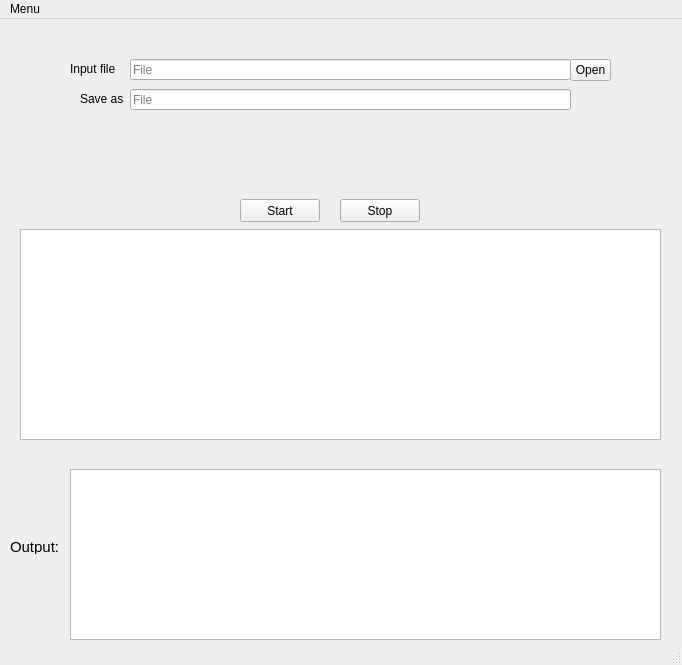
This is rvsearch/rvsearch_gui.ui in Sadiqush/RVSearch as Qt 5 draws it before an edit. The edited form follows.
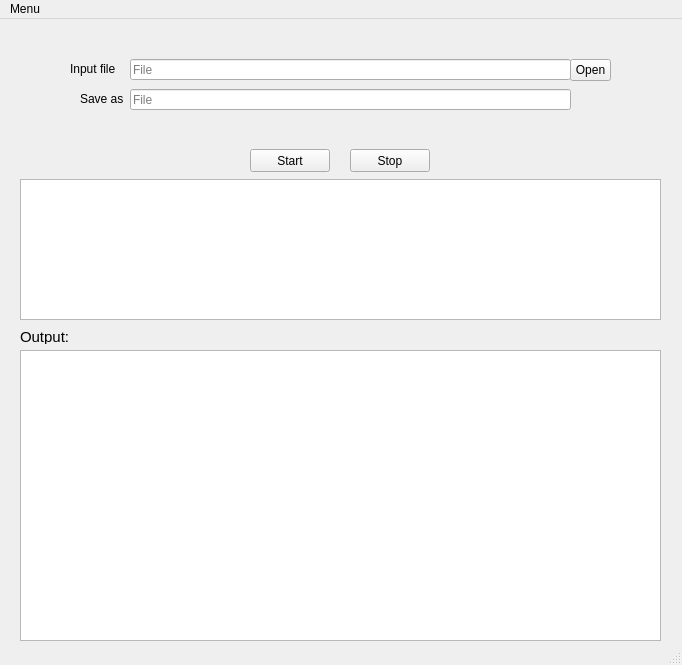
This is the edited form.

Commit message: changed output to viewtable

Patch:
```diff
--- a/rvsearch/rvsearch_gui.ui
+++ b/rvsearch/rvsearch_gui.ui
@@ -60,27 +60,17 @@
     <property name="geometry">
      <rect>
       <x>20</x>
-      <y>210</y>
+      <y>160</y>
       <width>641</width>
-      <height>211</height>
-     </rect>
-    </property>
-   </widget>
-   <widget class="QTextBrowser" name="output">
-    <property name="geometry">
-     <rect>
-      <x>70</x>
-      <y>450</y>
-      <width>591</width>
-      <height>171</height>
+      <height>141</height>
      </rect>
     </property>
    </widget>
    <widget class="QPushButton" name="start_button">
     <property name="geometry">
      <rect>
-      <x>240</x>
-      <y>180</y>
+      <x>250</x>
+      <y>130</y>
       <width>80</width>
       <height>23</height>
      </rect>
@@ -92,8 +82,8 @@
    <widget class="QPushButton" name="stop_button">
     <property name="geometry">
      <rect>
-      <x>340</x>
-      <y>180</y>
+      <x>350</x>
+      <y>130</y>
       <width>80</width>
       <height>23</height>
      </rect>
@@ -105,8 +95,8 @@
    <widget class="QLabel" name="label">
     <property name="geometry">
      <rect>
-      <x>10</x>
-      <y>520</y>
+      <x>20</x>
+      <y>310</y>
       <width>57</width>
       <height>15</height>
      </rect>
@@ -125,7 +115,7 @@
      <rect>
       <x>80</x>
       <y>70</y>
-      <width>71</width>
+      <width>51</width>
       <height>20</height>
      </rect>
     </property>
@@ -149,6 +139,16 @@
      <string>File</string>
     </property>
    </widget>
+   <widget class="QTableView" name="output">
+    <property name="geometry">
+     <rect>
+      <x>20</x>
+      <y>331</y>
+      <width>641</width>
+      <height>291</height>
+     </rect>
+    </property>
+   </widget>
   </widget>
   <widget class="QMenuBar" name="menubar">
    <property name="geometry">
```
Left out of the diff: 4 changed lines with no effect on the pictures.
